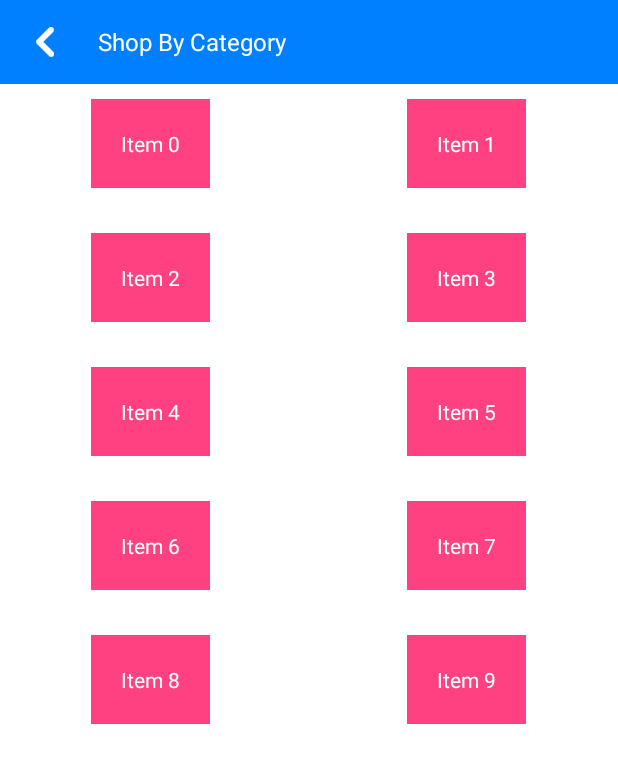
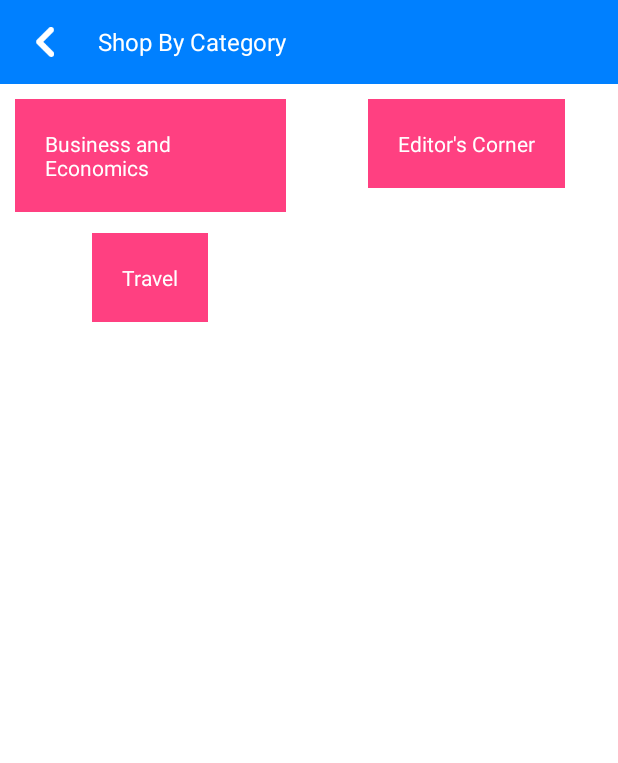
Before and after one commit to nikhilwagahye/CdacProject, an Android app: the ShopByCategoryActivity screen opened directly, with no data from a screen before it, on a phone screen of 412 x 824 dp. Shown: the top 763 px of the screen. Run offline under Robolectric (Android 15) with nearby library versions, the phone set to English and light mode, and no system bars.

Commit message:
Category to Grid Added

```diff
--- a/Dam/app/src/main/java/com/cdac/projectdemo/model/ShopByCategoryGridAdapter.java
+++ b/Dam/app/src/main/java/com/cdac/projectdemo/model/ShopByCategoryGridAdapter.java
@@ -10,6 +10,8 @@ import android.widget.TextView;
 
 import com.cdac.projectdemo.R;
 
+import java.util.List;
+
 /**
  * Created by nikhilkumar.waghaye on 04-07-2017.
  */
@@ -17,16 +19,16 @@ import com.cdac.projectdemo.R;
 public class ShopByCategoryGridAdapter extends BaseAdapter {
 
     Activity context;
-    int size;
+    List<String> list;
 
-    public ShopByCategoryGridAdapter(Activity context, int size) {
+    public ShopByCategoryGridAdapter(Activity context, List<String> list) {
         this.context = context;
-        this.size = size;
+        this.list = list;
     }
 
     @Override
     public int getCount() {
-        return size;
+        return list.size();
     }
 
     @Override
@@ -50,9 +52,10 @@ public class ShopByCategoryGridAdapter extends BaseAdapter {
         } else {
             myView = (View) convertView;
         }
+        String category = list.get(position);
 
         TextView textView = (TextView) myView.findViewById(R.id.textView);
-        textView.setText("Item " + position);
+        textView.setText(category);
 
 
         return myView;
--- a/Dam/app/src/main/java/com/cdac/projectdemo/ui/ShopByCategoryActivity.java
+++ b/Dam/app/src/main/java/com/cdac/projectdemo/ui/ShopByCategoryActivity.java
@@ -20,6 +20,9 @@ import com.cdac.projectdemo.R;
 import com.cdac.projectdemo.model.ShopByCategoryAdapter;
 import com.cdac.projectdemo.model.ShopByCategoryGridAdapter;
 import com.cdac.projectdemo.model.TypesOfBoosAdapter;
+
+import java.util.ArrayList;
+import java.util.List;
 
 
 public class ShopByCategoryActivity extends AppCompatActivity {
@@ -50,12 +53,27 @@ public class ShopByCategoryActivity extends AppCompatActivity {
         adapter = new ShopByCategoryAdapter(ShopByCategoryActivity.this, 10);
         recyclerView.setAdapter(adapter);*/
         gridview = (GridView) findViewById(R.id.gridview);
-        gridview.setAdapter(new ShopByCategoryGridAdapter(ShopByCategoryActivity.this, 10));
+
+        List<String> listOfCategories = new ArrayList<String>();
+        listOfCategories.add("Business and Economics");
+        listOfCategories.add("Editor's Corner");
+        listOfCategories.add("Travel");
+
+        //pass this in adapter
+        gridview.setAdapter(new ShopByCategoryGridAdapter(ShopByCategoryActivity.this, listOfCategories));
 
         gridview.setOnItemClickListener(new AdapterView.OnItemClickListener() {
             @Override
             public void onItemClick(AdapterView<?> adapterView, View view, int i, long l) {
-                showDlg();
+                // showDlg();
+
+                String catName = (String)  adapterView.getItemAtPosition(i);
+                // navigate to Shop Books Activity
+                Intent intent = new Intent(ShopByCategoryActivity.this, ShopBooksActivity.class);
+                intent.putExtra("CategoryName", catName.replace(" ","%20"));
+                startActivity(intent);
+
+
             }
         });
     }
```
Also changed, not shown: Dam/app/src/main/java/com/cdac/projectdemo/ui/ShopBooksActivity.java (+11 -0 lines).
